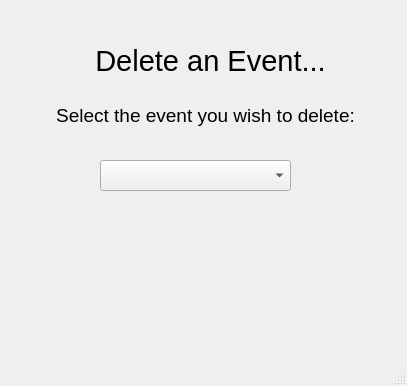
The window that EventDeletion.ui (iniguitoo/Calendar-Project) describes before a commit, drawn with Qt 5.
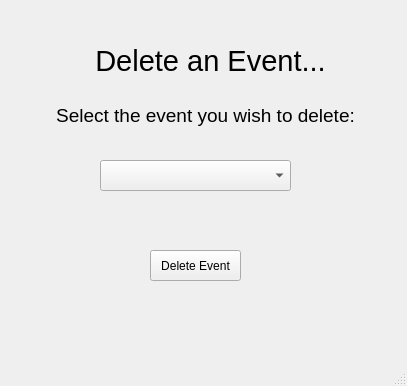
The same window after the commit.

Commit message:
Added a Delete Window
Added a delete window for selected events, still a bug that needs fixing

```diff
--- a/EventDeletion.ui
+++ b/EventDeletion.ui
@@ -68,6 +68,19 @@
      <set>Qt::AlignCenter</set>
     </property>
    </widget>
+   <widget class="QPushButton" name="deleteButton">
+    <property name="geometry">
+     <rect>
+      <x>150</x>
+      <y>250</y>
+      <width>91</width>
+      <height>31</height>
+     </rect>
+    </property>
+    <property name="text">
+     <string>Delete Event</string>
+    </property>
+   </widget>
   </widget>
   <widget class="QMenuBar" name="menubar">
    <property name="geometry">
```
The commit also changes 3 other files.
